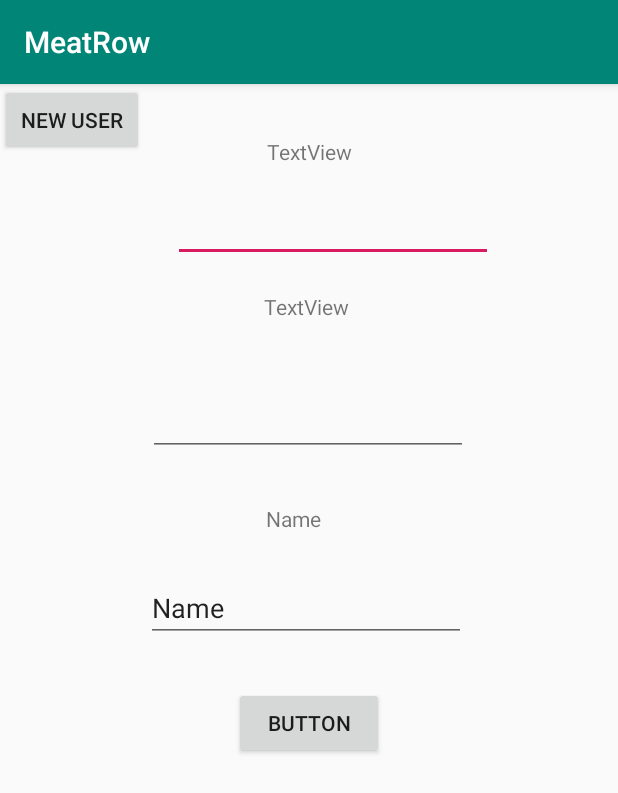
After one commit to Axiks/MeetApp, an Android app: the Activity2 screen opened directly, with no data from a screen before it, on a phone screen of 412 x 824 dp. The commit adds this screen. Shown: the top 793 px of the screen. Run offline under Robolectric (Android 15) with nearby library versions, the phone set to English and light mode, and no system bars; our stand-ins replace Firebase (no records; nobody signed in at launch, a user with empty details on screens opened directly).

Commit message:
Add FirebaseDB Func

```diff
--- a/app/build.gradle
+++ b/app/build.gradle
@@ -1,4 +1,5 @@
 apply plugin: 'com.android.application'
+apply plugin: 'com.google.gms.google-services'
 
 android {
     compileSdkVersion 28
@@ -22,6 +23,8 @@ dependencies {
     implementation fileTree(include: ['*.jar'], dir: 'libs')
     implementation 'com.android.support:appcompat-v7:28.0.0'
     implementation 'com.android.support.constraint:constraint-layout:1.1.3'
+    implementation 'com.google.firebase:firebase-auth:16.0.3'
+    implementation 'com.google.firebase:firebase-database:16.0.1'
     testImplementation 'junit:junit:4.12'
     androidTestImplementation 'com.android.support.test:runner:1.0.2'
     androidTestImplementation 'com.android.support.test.espresso:espresso-core:3.0.2'
--- a/app/src/main/AndroidManifest.xml
+++ b/app/src/main/AndroidManifest.xml
@@ -1,15 +1,17 @@
 <?xml version="1.0" encoding="utf-8"?>
 <manifest xmlns:android="http://schemas.android.com/apk/res/android"
     package="com.example.meatrow">
+
     <uses-permission android:name="android.permission.INTERNET" />
+
     <application
-
         android:allowBackup="true"
         android:icon="@mipmap/ic_launcher"
         android:label="@string/app_name"
         android:roundIcon="@mipmap/ic_launcher_round"
         android:supportsRtl="true"
         android:theme="@style/AppTheme">
+        <activity android:name=".Activity2"></activity>
         <activity android:name=".MainActivity">
             <intent-filter>
                 <action android:name="android.intent.action.MAIN" />
@@ -17,7 +19,6 @@
                 <category android:name="android.intent.category.LAUNCHER" />
             </intent-filter>
         </activity>
-
     </application>
 
 </manifest>
--- /dev/null
+++ b/app/src/main/java/com/example/meatrow/Activity2.java
@@ -0,0 +1,104 @@
+package com.example.meatrow;
+
+import android.content.ClipData;
+import android.support.annotation.NonNull;
+import android.support.v7.app.AppCompatActivity;
+import android.os.Bundle;
+import android.util.Log;
+import android.view.View;
+import android.widget.EditText;
+import android.widget.Toast;
+
+import com.google.android.gms.tasks.OnCompleteListener;
+import com.google.android.gms.tasks.Task;
+import com.google.firebase.FirebaseApp;
+import com.google.firebase.auth.AuthResult;
+import com.google.firebase.auth.FirebaseAuth;
+import com.google.firebase.auth.FirebaseUser;
+import com.google.firebase.database.DatabaseReference;
+import com.google.firebase.database.FirebaseDatabase;
+import com.google.firebase.database.IgnoreExtraProperties;
+
+import java.io.Serializable;
+
+public class Activity2 extends AppCompatActivity {
+    @IgnoreExtraProperties
+    static class Item implements Serializable {
+        public String surname;
+        public String email;
+        public String password;
+
+        public Item() {
+
+        }
+
+        Item(String name, String email, String password){
+            this.surname = name;
+            this.email = email;
+            this.password = password;
+        }
+    }
+
+    private static final String TAG = "Neko";
+    private FirebaseAuth mAuth;
+    private FirebaseDatabase database;
+    private DatabaseReference myRef;
+
+    EditText email;
+    EditText password;
+    EditText name;
+    @Override
+
+    protected void onCreate(Bundle savedInstanceState) {
+        super.onCreate(savedInstanceState);
+        setContentView(R.layout.activity_2);
+
+        //FirebaseApp.initializeApp(this);
+        database = FirebaseDatabase.getInstance();
+        myRef = database.getReference("Users");
+        email = (EditText) findViewById(R.id.editText);
+        password = (EditText) findViewById(R.id.editText2);
+        name = (EditText) findViewById(R.id.editText3);
+
+        mAuth = FirebaseAuth.getInstance();
+    }
+
+
+    @Override
+    public void onStart() {
+        super.onStart();
+        // Check if user is signed in (non-null) and update UI accordingly.
+        FirebaseUser currentUser = mAuth.getCurrentUser();
+        // updateUI(currentUser);
+    }
+
+    public void btn (View view){
+        Log.d(TAG, "btn press");
+        Item item = new Item(name.getText().toString(), email.getText().toString(), password.getText().toString());
+        Log.d(TAG, item.email );
+        myRef.push().setValue(item);
+    }
+
+    public void btnSigNew(View view){
+        String email = "Art@gmail.com";
+        String password = "Password";
+        mAuth.createUserWithEmailAndPassword(email, password)
+                .addOnCompleteListener(this, new OnCompleteListener<AuthResult>() {
+                    @Override
+                    public void onComplete(@NonNull Task<AuthResult> task) {
+                        if (task.isSuccessful()) {
+                            // Sign in success, update UI with the signed-in user's information
+                            Log.d(TAG, "createUserWithEmail:success");
+                            FirebaseUser user = mAuth.getCurrentUser();
+                        } else {
+                            // If sign in fails, display a message to the user.
+                            Log.w(TAG, "createUserWithEmail:failure", task.getException());
+                            Toast.makeText(Activity2.this, "Authentication failed.",
+                                    Toast.LENGTH_SHORT).show();
+                        }
+
+                        // ...
+                    }
+                });
+    }
+}
--- a/app/src/main/java/com/example/meatrow/MainActivity.java
+++ b/app/src/main/java/com/example/meatrow/MainActivity.java
@@ -1,5 +1,6 @@
 package com.example.meatrow;
 
+import android.content.Intent;
 import android.support.v7.app.AppCompatActivity;
 import android.os.Bundle;
 import android.support.v7.widget.LinearLayoutManager;
@@ -109,4 +110,9 @@ public class MainActivity extends AppCompatActivity {
 //        ArrayAdapter<String> adapter = new ArrayAdapter<String>(this, android.R.layout.simple_list_item_1, datas);
 //        clubsList.setAdapter(adapter);
     }
+
+    public void testActivity(View view){
+        Intent intent = new Intent(this, Activity2.class);
+        startActivity(intent);
+    }
 }
--- /dev/null
+++ b/app/src/main/res/layout/activity_2.xml
@@ -0,0 +1,136 @@
+<?xml version="1.0" encoding="utf-8"?>
+<android.support.constraint.ConstraintLayout xmlns:android="http://schemas.android.com/apk/res/android"
+    xmlns:app="http://schemas.android.com/apk/res-auto"
+    xmlns:tools="http://schemas.android.com/tools"
+    android:layout_width="match_parent"
+    android:layout_height="match_parent"
+    tools:context=".Activity2">
+
+    <TextView
+        android:id="@+id/textView2"
+        android:layout_width="wrap_content"
+        android:layout_height="wrap_content"
+        android:layout_marginStart="176dp"
+        android:layout_marginLeft="176dp"
+        android:layout_marginTop="30dp"
+        android:layout_marginEnd="176dp"
+        android:layout_marginRight="176dp"
+        android:layout_marginBottom="9dp"
+        android:text="TextView"
+        app:layout_constraintBottom_toTopOf="@+id/editText"
+        app:layout_constraintEnd_toEndOf="parent"
+        app:layout_constraintStart_toStartOf="parent"
+        app:layout_constraintTop_toTopOf="parent"
+        app:layout_constraintVertical_chainStyle="packed" />
+
+    <TextView
+        android:id="@+id/textView4"
+        android:layout_width="wrap_content"
+        android:layout_height="wrap_content"
+        android:layout_marginStart="176dp"
+        android:layout_marginLeft="176dp"
+        android:layout_marginTop="8dp"
+        android:layout_marginEnd="176dp"
+        android:layout_marginRight="176dp"
+        android:layout_marginBottom="25dp"
+        android:text="TextView"
+        app:layout_constraintBottom_toTopOf="@+id/editText2"
+        app:layout_constraintEnd_toEndOf="parent"
+        app:layout_constraintHorizontal_bias="0.0"
+        app:layout_constraintStart_toStartOf="parent"
+        app:layout_constraintTop_toBottomOf="@+id/editText" />
+
+    <EditText
+        android:id="@+id/editText"
+        android:layout_width="wrap_content"
+        android:layout_height="wrap_content"
+        android:layout_marginStart="115dp"
+        android:layout_marginLeft="115dp"
+        android:layout_marginTop="9dp"
+        android:layout_marginEnd="83dp"
+        android:layout_marginRight="83dp"
+        android:layout_marginBottom="12dp"
+        android:ems="10"
+        android:inputType="textEmailAddress"
+        app:layout_constraintBottom_toTopOf="@+id/textView4"
+        app:layout_constraintEnd_toEndOf="parent"
+        app:layout_constraintStart_toStartOf="parent"
+        app:layout_constraintTop_toBottomOf="@+id/textView2" />
+
+    <EditText
+        android:id="@+id/editText2"
+        android:layout_width="wrap_content"
+        android:layout_height="wrap_content"
+        android:layout_marginStart="98dp"
+        android:layout_marginLeft="98dp"
+        android:layout_marginTop="19dp"
+        android:layout_marginEnd="100dp"
+        android:layout_marginRight="100dp"
+        android:layout_marginBottom="515dp"
+        android:ems="10"
+        android:inputType="textPassword"
+        app:layout_constraintBottom_toBottomOf="parent"
+        app:layout_constraintEnd_toEndOf="parent"
+        app:layout_constraintStart_toStartOf="parent"
+        app:layout_constraintTop_toBottomOf="@+id/textView4" />
+
+    <TextView
+        android:id="@+id/textView5"
+        android:layout_width="wrap_content"
+        android:layout_height="wrap_content"
+        android:layout_marginStart="176dp"
+        android:layout_marginLeft="176dp"
+        android:layout_marginTop="31dp"
+        android:layout_marginEnd="197dp"
+        android:layout_marginRight="197dp"
+        android:layout_marginBottom="13dp"
+        android:text="Name"
+        app:layout_constraintBottom_toTopOf="@+id/editText3"
+        app:layout_constraintEnd_toEndOf="parent"
+        app:layout_constraintStart_toStartOf="parent"
+        app:layout_constraintTop_toBottomOf="@+id/editText2" />
+
+    <EditText
+        android:id="@+id/editText3"
+        android:layout_width="wrap_content"
+        android:layout_height="wrap_content"
+        android:layout_marginStart="97dp"
+        android:layout_marginLeft="97dp"
+        android:layout_marginTop="13dp"
+        android:layout_marginEnd="101dp"
+        android:layout_marginRight="101dp"
+        android:layout_marginBottom="395dp"
+        android:ems="10"
+        android:inputType="textPersonName"
+        android:text="Name"
+        app:layout_constraintBottom_toBottomOf="parent"
+        app:layout_constraintEnd_toEndOf="parent"
+        app:layout_constraintStart_toStartOf="parent"
+        app:layout_constraintTop_toBottomOf="@+id/textView5" />
+
+    <Button
+        android:id="@+id/button2"
+        android:layout_width="100dp"
+        android:layout_height="wrap_content"
+        android:layout_marginStart="155dp"
+        android:layout_marginLeft="155dp"
+        android:layout_marginTop="27dp"
+        android:layout_marginEnd="156dp"
+        android:layout_marginRight="156dp"
+        android:layout_marginBottom="315dp"
+        android:onClick="btn"
+        android:text="Button"
+        app:layout_constraintBottom_toBottomOf="parent"
+        app:layout_constraintEnd_toEndOf="parent"
+        app:layout_constraintStart_toStartOf="parent"
+        app:layout_constraintTop_toBottomOf="@+id/editText3" />
+
+    <Button
+        android:id="@+id/button3"
+        android:layout_width="96dp"
+        android:layout_height="wrap_content"
+        android:onClick="btnSigNew"
+        android:text="New User"
+        tools:layout_editor_absoluteX="155dp"
+        tools:layout_editor_absoluteY="425dp" />
+</android.support.constraint.ConstraintLayout>
--- a/app/src/main/res/layout/activity_main.xml
+++ b/app/src/main/res/layout/activity_main.xml
@@ -14,7 +14,7 @@
         <android.support.v7.widget.RecyclerView
             android:id="@+id/recView"
             android:layout_width="match_parent"
-            android:layout_height="506dp">
+            android:layout_height="372dp">
 
         </android.support.v7.widget.RecyclerView>
 
@@ -36,5 +36,11 @@
             android:layout_width="match_parent"
             android:layout_height="wrap_content"
             android:text="TextView" />
+
+        <Button
+            android:layout_width="match_parent"
+            android:layout_height="wrap_content"
+            android:onClick="testActivity"
+            android:text="TestNewActivity" />
     </LinearLayout>
 </FrameLayout>
--- a/build.gradle
+++ b/build.gradle
@@ -8,11 +8,13 @@ buildscript {
     }
     dependencies {
         classpath 'com.android.tools.build:gradle:3.3.1'
+        classpath 'com.google.gms:google-services:4.0.0'
 
         // NOTE: Do not place your application dependencies here; they belong
         // in the individual module build.gradle files
     }
 }
+apply plugin: 'com.google.gms.google-services'
 
 allprojects {
     repositories {
```
Also changed, not shown: 1 other file.
